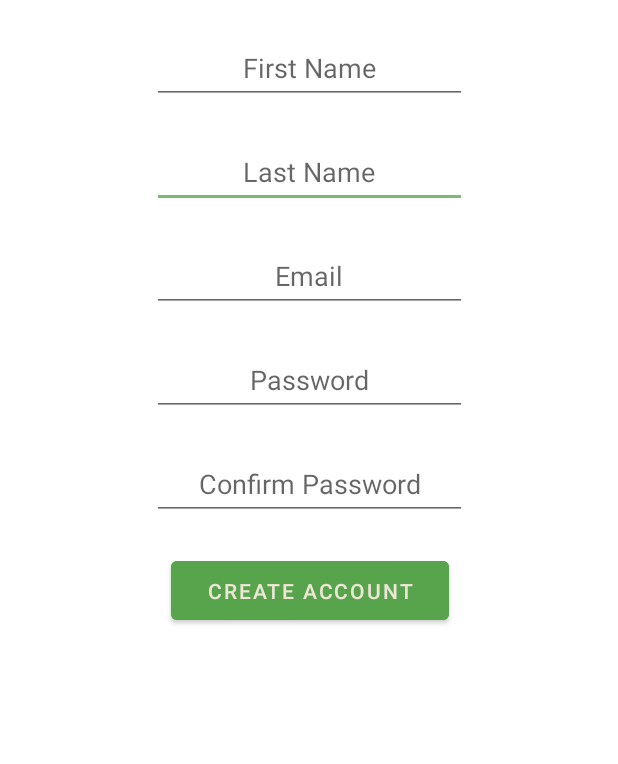
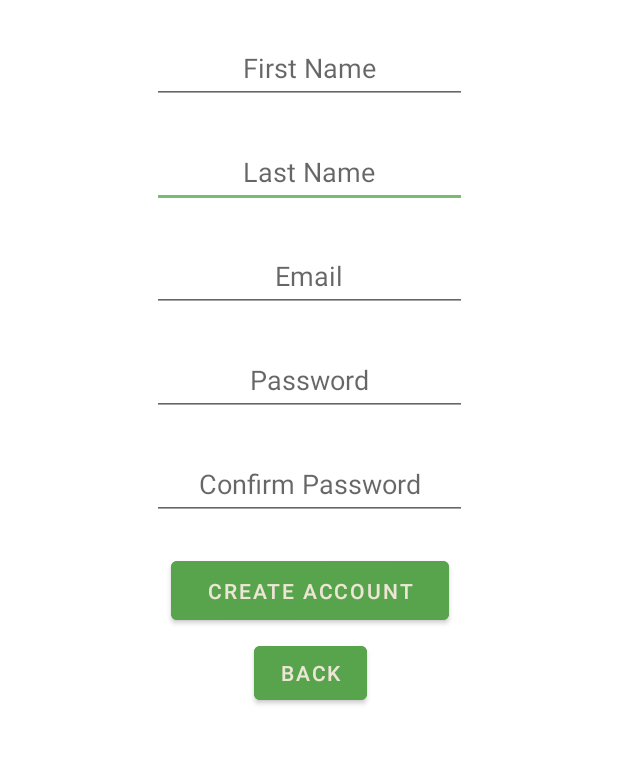
Before and after one commit to wgaines5/TheSensitiveEntree, an Android app: the screen it shows after launch (Registration), after a tap on "CREATE ACCOUNT", on a phone screen of 412 x 824 dp, the part 319-1083 px from its top. Run offline under Robolectric (Android 15) with nearby library versions, the phone set to English and light mode, and no system bars; our stand-ins replace Firebase (no records; nobody signed in at launch, a user with empty details on screens opened directly).

Commit message:
Back button back up and running!

```diff
--- a/app/src/main/res/layout/activity_registration.xml
+++ b/app/src/main/res/layout/activity_registration.xml
@@ -114,18 +114,18 @@
         app:layout_constraintStart_toStartOf="@+id/imageView"
         app:layout_constraintTop_toBottomOf="@+id/imageView" />
 
-    <ImageView
-        android:id="@+id/errorX"
-        android:layout_width="wrap_content"
-        android:layout_height="wrap_content"
-        android:layout_marginStart="68dp"
-        android:layout_marginTop="285dp"
-        android:layout_marginBottom="179dp"
-        android:visibility="invisible"
-        app:layout_constraintBottom_toBottomOf="parent"
-        app:layout_constraintEnd_toStartOf="@+id/getConfirmPassword"
-        app:layout_constraintStart_toStartOf="parent"
-        app:layout_constraintTop_toBottomOf="@+id/textView3"
-        app:srcCompat="@android:drawable/ic_delete" />
-
+    <Button
+        android:id="@+id/button"
+        android:layout_width="75dp"
+        android:layout_height="48dp"
+        android:layout_marginTop="5dp"
+        android:backgroundTint="@color/dark_green"
+        android:onClick="onClickBack"
+        android:text="Back"
+        android:textAlignment="center"
+        android:textColor="@color/off_white"
+        android:textSize="14sp"
+        app:layout_constraintEnd_toEndOf="@+id/registationButton"
+        app:layout_constraintStart_toStartOf="@+id/registationButton"
+        app:layout_constraintTop_toBottomOf="@+id/registationButton" />
 </androidx.constraintlayout.widget.ConstraintLayout>
```
